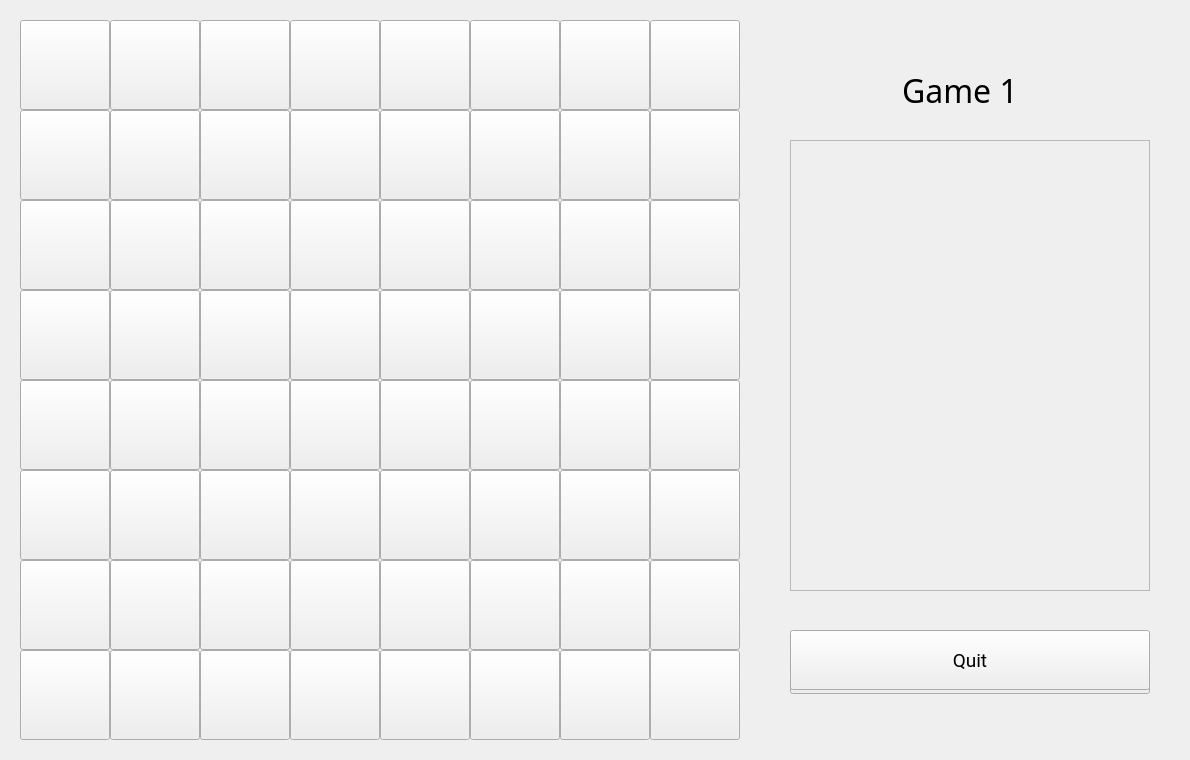
Old version of the form Chess (C++)/Chess/chess.ui in the repository leeyanleryan/Board-Games.
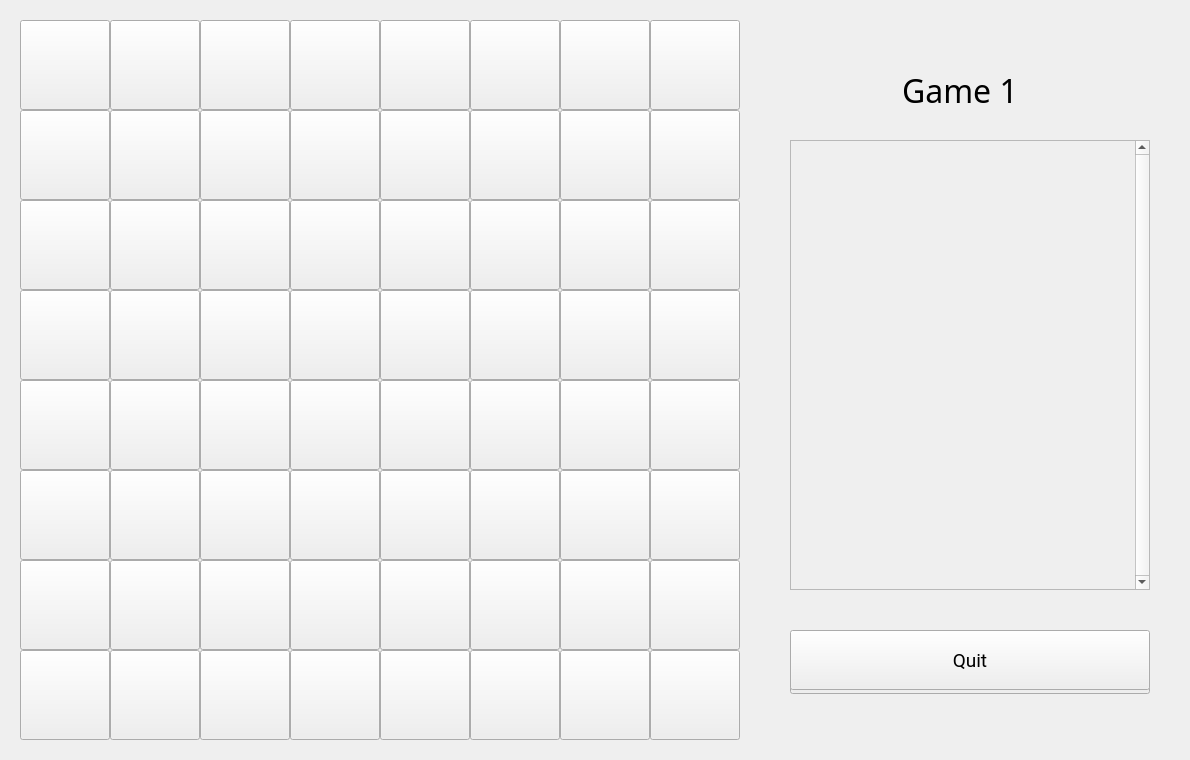
New version of the form. The open tabs and pages were chosen to show the change.

The edit to the form file:
```diff
--- a/Chess (C++)/Chess/chess.ui
+++ b/Chess (C++)/Chess/chess.ui
@@ -1037,9 +1037,12 @@
         <x>20</x>
         <y>120</y>
         <width>360</width>
-        <height>451</height>
+        <height>450</height>
        </rect>
       </property>
+      <property name="verticalScrollBarPolicy">
+       <enum>Qt::ScrollBarPolicy::ScrollBarAlwaysOn</enum>
+      </property>
       <property name="widgetResizable">
        <bool>true</bool>
       </property>
@@ -1048,8 +1051,8 @@
         <rect>
          <x>0</x>
          <y>0</y>
-         <width>358</width>
-         <height>449</height>
+         <width>344</width>
+         <height>448</height>
         </rect>
        </property>
       </widget>
```
Left out of the diff: 8 changed lines with no effect on the pictures.
